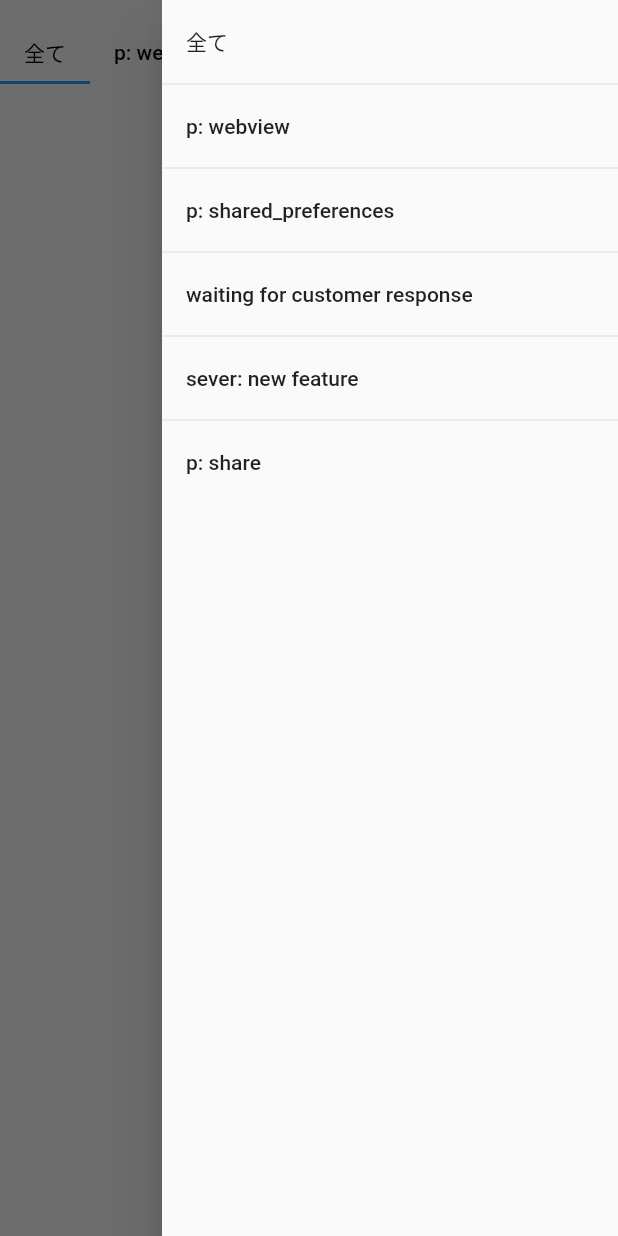
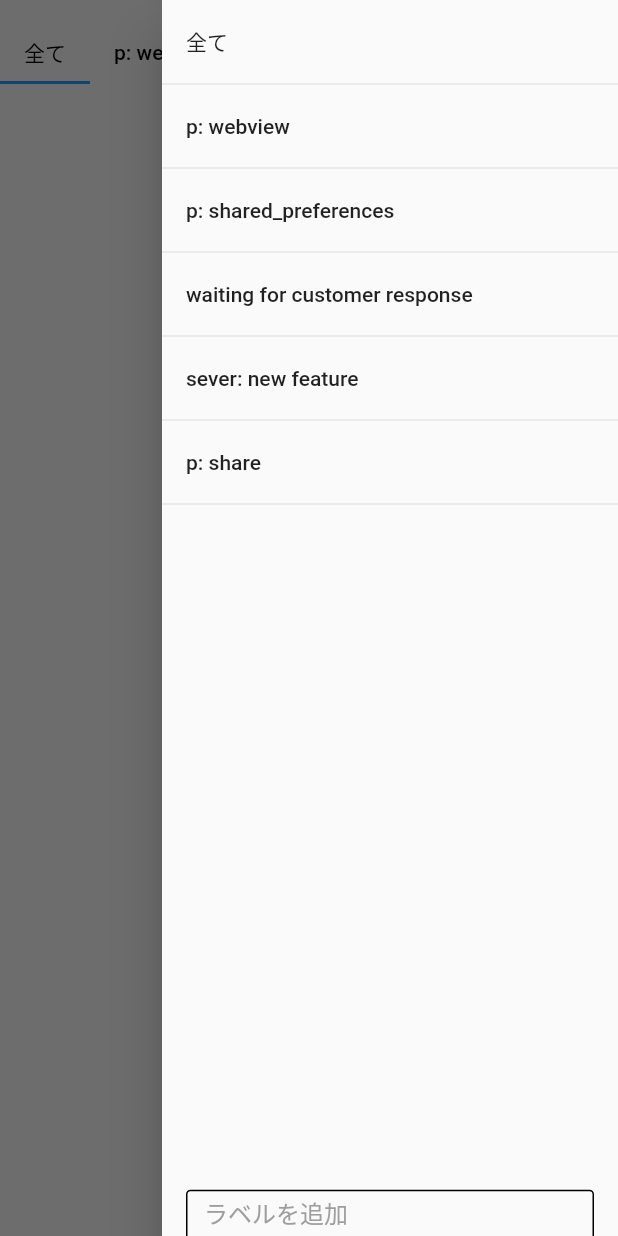
Before and after one commit to Toma-0/toridori_prechallenge, a Flutter app: the screen it shows after launch, with the side drawer open, on a phone screen of 412 x 824 dp. Run offline on Flutter 3.47's test engine with Material 2 defaults, Android fonts, the phone set to English and light mode, and no system bars; our stand-ins replace flutter_riverpod, riverpod.

Commit message:
テキストフィールドの位置固定と確定

```diff
--- a/pre_challenge/lib/main.dart
+++ b/pre_challenge/lib/main.dart
@@ -54,7 +54,8 @@ class _MyStatefulWidgetState extends ConsumerState<MyStatefulWidget>
   late TabController _tabController;
   //ラベルのリストを読み込む
   late List list;
-
+  final TextEditingController textFieldController = TextEditingController();
+  String label = "";
   @override
   void initState() {
     super.initState();
@@ -129,17 +130,68 @@ class _MyStatefulWidgetState extends ConsumerState<MyStatefulWidget>
               context: context,
               tiles: [
                 for (var i = 0; i < list.length; i++)
-                ListTile(
+                  SizedBox(
+                      child: ListTile(
                           title: Text(list[i]),
                           onTap: () {
                             _tabController.animateTo(i);
                             //メニューを閉じる
                             _scaffoldKey.currentState?.closeEndDrawer();
+                          })),
+                ListTile(
+                  title: SizedBox(
+                    height: y * 0.1,
+                    child: Column(
+                      children: [
+                        Expanded(
+                            child: Padding(
+                          padding: EdgeInsets.symmetric(horizontal: 16.0),
+                          child: TextField(
+                            controller: textFieldController,
+                            decoration: InputDecoration(
+
+                              label: Text(
+                                "ラベルを追加",
+                                style: TextStyle(color: Colors.grey),
+                              ),
+                              enabledBorder: OutlineInputBorder(
+                                borderRadius: BorderRadius.circular(3),
+                                borderSide: BorderSide(),
+                              ),
+                              focusedBorder: OutlineInputBorder(
+                                borderRadius: BorderRadius.circular(3),
+                                borderSide: BorderSide(
+                                  color: Colors.blue,
+                                ),
+                              ),
+                            ),
+                            inputFormatters: [
+                              FilteringTextInputFormatter(
+                                  RegExp(r'^[a-zA-Z0-9\-_]+$'),
+                                  allow: true), // 英数字、ハイフン、アンダースコアのみ許可
+                              LengthLimitingTextInputFormatter(
+                                  50), // 最大50文字まで入力可
+                            ],
+                            onChanged: (text) {
+                              label = text;
                             },
+                          ),
+                        )),
+                        ElevatedButton(
+                            onPressed: () {
+                              //Providerの更新
+                            },
+                            child: Text("追加")),
+                      ],
+                    ),
+                  ),
+                  contentPadding: EdgeInsets.only(
+                      top: (y * 0.9 - (list.length + 1) * (y * 0.05))),
                 ),
               ],
             ).toList(),
-        )),
+          ),
+        ),
         body: Home(list, _tabController),
       ),
     );
```
Lines whose indentation alone changed are shown as unchanged.
